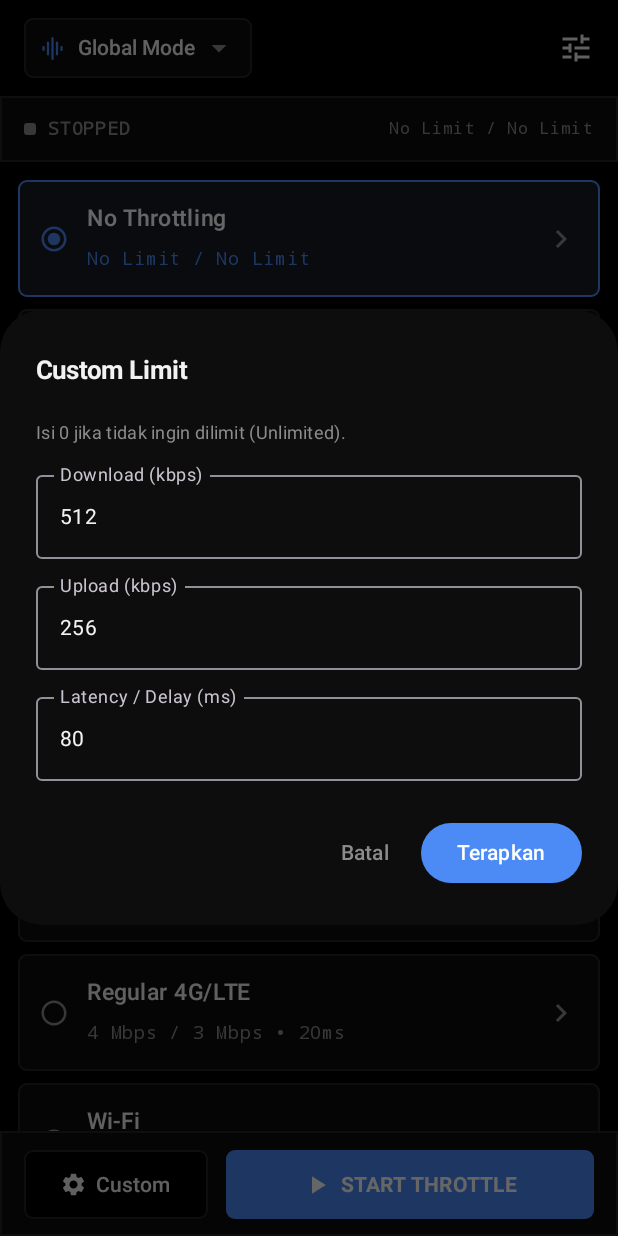
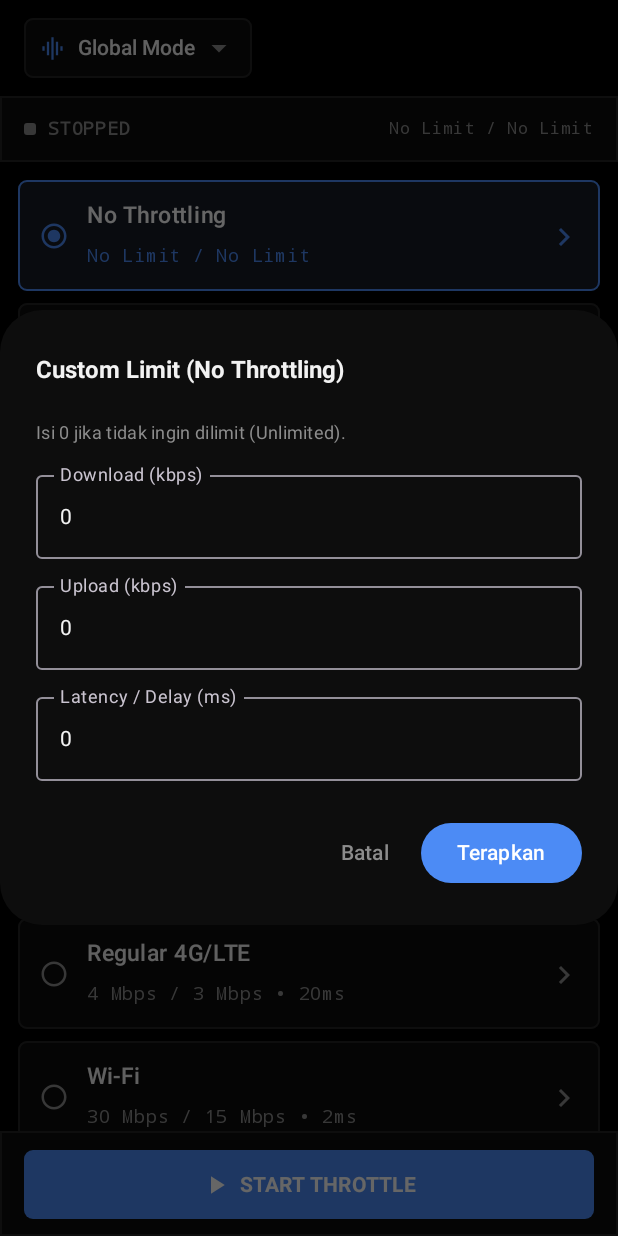
Before and after one commit to debukebab48-ops/Therotling-network-, an Android app built with Jetpack Compose: the screen it shows after launch (MainActivity), after a tap on "Custom Limit", on a phone screen of 412 x 824 dp. Run offline under Robolectric (Android 15) with nearby library versions, the phone set to English and light mode, and no system bars.

Commit message:
Update MainActivity.kt

```diff
--- a/app/src/main/java/com/example/netthrottler/MainActivity.kt
+++ b/app/src/main/java/com/example/netthrottler/MainActivity.kt
@@ -9,7 +9,6 @@ import androidx.activity.ComponentActivity
 import androidx.activity.compose.rememberLauncherForActivityResult
 import androidx.activity.compose.setContent
 import androidx.activity.result.contract.ActivityResultContracts
-import androidx.compose.foundation.BorderStroke
 import androidx.compose.foundation.background
 import androidx.compose.foundation.border
 import androidx.compose.foundation.clickable
@@ -71,6 +70,7 @@ fun ThrottlerScreen() {
         mutableStateOf(Presets.createCustom(downKbps = 512, upKbps = 256, latencyMs = 80))
     }
     var selectedProfile by remember { mutableStateOf(Presets.list[0]) }
+    var editingProfile by remember { mutableStateOf<ThrottleProfile?>(null) }
     var isRunning by remember { mutableStateOf(false) }
     var isGlobalMode by remember { mutableStateOf(true) }
     var selectedAppPkg by remember { mutableStateOf<String?>(null) }
@@ -78,7 +78,6 @@ fun ThrottlerScreen() {
 
     var showModeMenu by remember { mutableStateOf(false) }
     var showAppPicker by remember { mutableStateOf(false) }
-    var showCustomDialog by remember { mutableStateOf(false) }
 
     fun sendStartService(profile: ThrottleProfile) {
         val intent = Intent(context, ThrottleVpnService::class.java).apply {
@@ -191,15 +190,6 @@ fun ThrottlerScreen() {
                                 )
                             }
                         }
-                    },
-                    actions = {
-                        IconButton(onClick = { showCustomDialog = true }) {
-                            Icon(
-                                imageVector = Icons.Default.Tune,
-                                contentDescription = "Custom Limit",
-                                tint = ClassicTextPrimary
-                            )
-                        }
                     }
                 )
 
@@ -247,24 +237,8 @@ fun ThrottlerScreen() {
                     .background(ClassicSurface)
                     .border(width = 1.dp, color = ClassicBorder)
                     .padding(horizontal = 16.dp, vertical = 12.dp),
-                verticalAlignment = Alignment.CenterVertically,
-                horizontalArrangement = Arrangement.spacedBy(12.dp)
+                verticalAlignment = Alignment.CenterVertically
             ) {
-                OutlinedButton(
-                    onClick = { showCustomDialog = true },
-                    shape = RoundedCornerShape(6.dp),
-                    border = BorderStroke(1.dp, ClassicBorder),
-                    colors = ButtonDefaults.outlinedButtonColors(
-                        containerColor = ClassicBlack,
-                        contentColor = ClassicTextPrimary
-                    ),
-                    modifier = Modifier.height(46.dp)
-                ) {
-                    Icon(Icons.Default.Settings, contentDescription = null, modifier = Modifier.size(18.dp))
-                    Spacer(modifier = Modifier.width(6.dp))
-                    Text("Custom", fontSize = 14.sp)
-                }
-
                 Button(
                     onClick = {
                         if (isRunning) stopVpn() else startOrRestartVpn()
@@ -275,7 +249,7 @@ fun ThrottlerScreen() {
                         contentColor = Color.White
                     ),
                     modifier = Modifier
-                        .weight(1f)
+                        .fillMaxWidth()
                         .height(46.dp)
                 ) {
                     Icon(
@@ -316,16 +290,12 @@ fun ThrottlerScreen() {
                             shape = RoundedCornerShape(6.dp)
                         )
                         .clickable {
-                            if (profile.id == "custom" && isSelected) {
-                                showCustomDialog = true
-                            } else {
                             selectedProfile = profile
                             if (isRunning) {
                                 startOrRestartVpn(profile)
                             }
                         }
-                        }
-                        .padding(horizontal = 14.dp, vertical = 13.dp),
+                        .padding(start = 14.dp, end = 6.dp, top = 11.dp, bottom = 11.dp),
                     verticalAlignment = Alignment.CenterVertically
                 ) {
                     Icon(
@@ -350,23 +320,15 @@ fun ThrottlerScreen() {
                             color = if (isSelected) ClassicAccent else ClassicTextSecondary
                         )
                     }
-                    if (profile.id == "custom") {
+                    // Tombol Custom Limit dipindah ke posisi tanda panah kanan ini
                     IconButton(
-                            onClick = { showCustomDialog = true },
-                            modifier = Modifier.size(32.dp)
+                        onClick = { editingProfile = profile },
+                        modifier = Modifier.size(38.dp)
                     ) {
                         Icon(
-                                imageVector = Icons.Default.Edit,
-                                contentDescription = "Edit Custom",
-                                tint = ClassicTextSecondary,
-                                modifier = Modifier.size(16.dp)
-                            )
-                        }
-                    } else {
-                        Icon(
                             imageVector = Icons.Default.ChevronRight,
-                            contentDescription = null,
-                            tint = ClassicTextSecondary
+                            contentDescription = "Custom Limit",
+                            tint = if (isSelected) ClassicAccent else ClassicTextSecondary
                         )
                     }
                 }
@@ -374,24 +336,24 @@ fun ThrottlerScreen() {
         }
     }
 
-    // Dialog Custom Limit
-    if (showCustomDialog) {
-        var downInput by remember {
-            mutableStateOf(if (customProfile.downloadBps > 0) ((customProfile.downloadBps * 8) / 1024).toString() else "512")
+    // Dialog Custom Limit (dibuka dari tombol '>' di kartu)
+    editingProfile?.let { target ->
+        var downInput by remember(target) {
+            mutableStateOf(if (target.downloadBps > 0) ((target.downloadBps * 8) / 1024).toString() else "0")
         }
-        var upInput by remember {
-            mutableStateOf(if (customProfile.uploadBps > 0) ((customProfile.uploadBps * 8) / 1024).toString() else "256")
+        var upInput by remember(target) {
+            mutableStateOf(if (target.uploadBps > 0) ((target.uploadBps * 8) / 1024).toString() else "0")
         }
-        var latencyInput by remember {
-            mutableStateOf(customProfile.latencyMs.toString())
+        var latencyInput by remember(target) {
+            mutableStateOf(target.latencyMs.toString())
         }
 
         AlertDialog(
-            onDismissRequest = { showCustomDialog = false },
+            onDismissRequest = { editingProfile = null },
             containerColor = ClassicSurface,
             titleContentColor = ClassicTextPrimary,
             title = {
-                Text("Custom Limit", fontWeight = FontWeight.Bold, fontSize = 17.sp)
+                Text("Custom Limit (${target.name})", fontWeight = FontWeight.Bold, fontSize = 16.sp)
             },
             text = {
                 Column(verticalArrangement = Arrangement.spacedBy(10.dp)) {
@@ -435,7 +397,7 @@ fun ThrottlerScreen() {
                         val updated = Presets.createCustom(d, u, l)
                         customProfile = updated
                         selectedProfile = updated
-                        showCustomDialog = false
+                        editingProfile = null
                         if (isRunning) {
                             startOrRestartVpn(updated)
                         }
@@ -446,14 +408,14 @@ fun ThrottlerScreen() {
                 }
             },
             dismissButton = {
-                TextButton(onClick = { showCustomDialog = false }) {
+                TextButton(onClick = { editingProfile = null }) {
                     Text("Batal", color = ClassicTextSecondary)
                 }
             }
         )
     }
 
-    // Dialog App Picker
+    // Dialog App Picker + Tombol/Bar Pencarian
     if (showAppPicker) {
         val pm = context.packageManager
         val apps = remember {
@@ -462,16 +424,55 @@ fun ThrottlerScreen() {
                 .map { it.packageName to pm.getApplicationLabel(it).toString() }
                 .sortedBy { it.second.lowercase() }
         }
+        var searchQuery by remember { mutableStateOf("") }
+        val filteredApps = remember(searchQuery, apps) {
+            if (searchQuery.isBlank()) {
+                apps
+            } else {
+                val q = searchQuery.trim().lowercase()
+                apps.filter { (pkg, name) ->
+                    name.lowercase().contains(q) || pkg.lowercase().contains(q)
+                }
+            }
+        }
+
         AlertDialog(
             onDismissRequest = { showAppPicker = false },
             containerColor = ClassicSurface,
             title = { Text("Pilih Aplikasi Target", color = ClassicTextPrimary) },
             text = {
+                Column(verticalArrangement = Arrangement.spacedBy(10.dp)) {
+                    OutlinedTextField(
+                        value = searchQuery,
+                        onValueChange = { searchQuery = it },
+                        placeholder = { Text("Cari nama aplikasi...", fontSize = 13.sp, color = ClassicTextSecondary) },
+                        leadingIcon = {
+                            Icon(
+                                imageVector = Icons.Default.Search,
+                                contentDescription = "Cari",
+                                tint = ClassicAccent
+                            )
+                        },
+                        trailingIcon = {
+                            if (searchQuery.isNotEmpty()) {
+                                IconButton(onClick = { searchQuery = "" }) {
+                                    Icon(
+                                        imageVector = Icons.Default.Close,
+                                        contentDescription = "Hapus",
+                                        tint = ClassicTextSecondary
+                                    )
+                                }
+                            }
+                        },
+                        singleLine = true,
+                        modifier = Modifier.fillMaxWidth()
+                    )
+
                     LazyColumn(
-                    modifier = Modifier.height(360.dp),
+                        modifier = Modifier.height(320.dp),
                         verticalArrangement = Arrangement.spacedBy(4.dp)
                     ) {
-                    items(apps) { (pkg, name) ->
+                        items(filteredApps) { (pkg, name) ->
                             Column(
                                 modifier = Modifier
                                     .fillMaxWidth()
@@ -490,6 +491,7 @@ fun ThrottlerScreen() {
                             }
                         }
                     }
+                }
             },
             confirmButton = {
                 TextButton(onClick = { showAppPicker = false }) {
```
Lines whose indentation alone changed are shown as unchanged.
